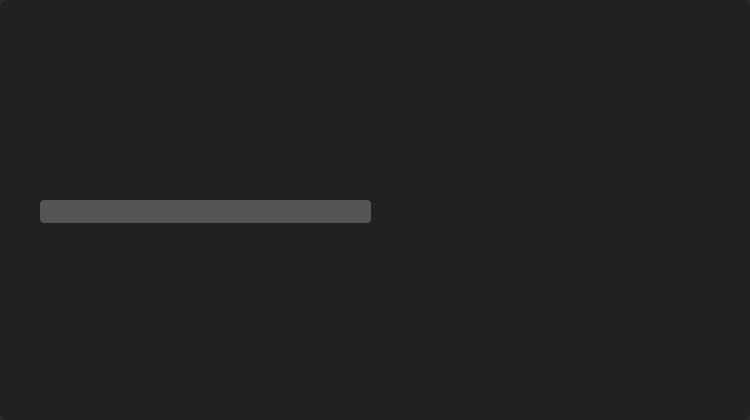
WRD1145/PowerPoint-Touch-Assist, file new_updater_ui.ui: the form before one commit.
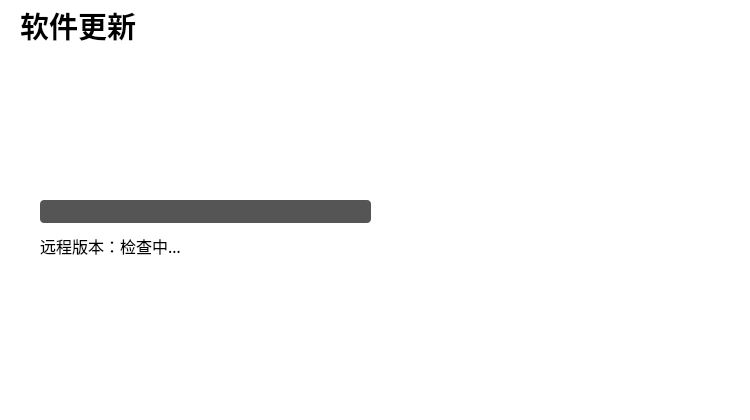
The form after the commit. Icons and pictures are not drawn.

Commit message: 更新自动化打包

Diff of the .ui file:
```diff
--- a/new_updater_ui.ui
+++ b/new_updater_ui.ui
@@ -35,8 +35,53 @@
     <normaloff>img/favicon.ico</normaloff>img/favicon.ico</iconset>
   </property>
   <property name="styleSheet">
-   <string notr="true">background:rgba(32,32,32,0.95);border-radius:8px;</string>
+   <string notr="true">background:white;border-radius:8px;</string>
   </property>
+  <widget class="QLabel" name="Title">
+   <property name="geometry">
+    <rect>
+     <x>20</x>
+     <y>10</y>
+     <width>121</width>
+     <height>31</height>
+    </rect>
+   </property>
+   <property name="font">
+    <font>
+     <family>Microsoft YaHei</family>
+     <pointsize>22</pointsize>
+     <bold>true</bold>
+    </font>
+   </property>
+   <property name="styleSheet">
+    <string notr="true">color:black;</string>
+   </property>
+   <property name="text">
+    <string>软件更新</string>
+   </property>
+  </widget>
+  <widget class="QLabel" name="lb_remote">
+   <property name="geometry">
+    <rect>
+     <x>40</x>
+     <y>230</y>
+     <width>191</width>
+     <height>31</height>
+    </rect>
+   </property>
+   <property name="font">
+    <font>
+     <family>Microsoft YaHei</family>
+     <pointsize>12</pointsize>
+    </font>
+   </property>
+   <property name="styleSheet">
+    <string notr="true">color:black;</string>
+   </property>
+   <property name="text">
+    <string>远程版本：检查中…</string>
+   </property>
+  </widget>
   <widget class="QProgressBar" name="bar">
    <property name="geometry">
     <rect>
@@ -54,6 +99,25 @@
 QProgressBar::chunk{border-radius:4px;background:#ff5050;}</string>
    </property>
   </widget>
+  <widget class="QLabel" name="label">
+   <property name="geometry">
+    <rect>
+     <x>20</x>
+     <y>50</y>
+     <width>101</width>
+     <height>101</height>
+    </rect>
+   </property>
+   <property name="text">
+    <string/>
+   </property>
+   <property name="pixmap">
+    <pixmap>img/Update.png</pixmap>
+   </property>
+   <property name="scaledContents">
+    <bool>true</bool>
+   </property>
+  </widget>
  </widget>
  <resources/>
  <connections/>
```
Left out of the diff: 2 changed lines with no effect on the pictures. The commit also changes 6 other files.
